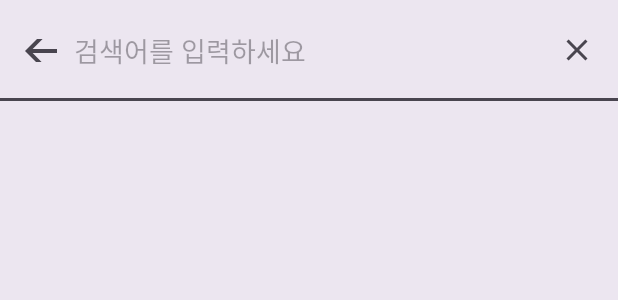
After one commit to jieonHa/Playoke, an Android app: the layout fragment_search.xml on its own in the app's theme, with its tools: preview values and no code run, on a phone screen of 412 x 824 dp. The commit adds this screen. Shown: the top 300 px of the screen. Run offline under Robolectric (Android 15) with nearby library versions, the light colour scheme and no system bars.

Commit message:
#26 [FIX] 메인 화면의 seekbar과 음악 연결 & SearchFragment 생성

```diff
--- /dev/null
+++ b/app/src/main/res/drawable/baseline_close_24.xml
@@ -0,0 +1,5 @@
+<vector xmlns:android="http://schemas.android.com/apk/res/android" android:height="24dp" android:tint="#000000" android:viewportHeight="24" android:viewportWidth="24" android:width="24dp">
+
+    <path android:fillColor="@android:color/white" android:pathData="M19,6.41L17.59,5 12,10.59 6.41,5 5,6.41 10.59,12 5,17.59 6.41,19 12,13.41 17.59,19 19,17.59 13.41,12z"/>
+
+</vector>
--- /dev/null
+++ b/app/src/main/res/drawable/style_border_bottom.xml
@@ -0,0 +1,20 @@
+<?xml version="1.0" encoding="utf-8"?>
+<layer-list xmlns:android="http://schemas.android.com/apk/res/android" >
+    <item>
+        <shape
+            android:shape="rectangle">
+            <stroke android:width="1dp" android:color="#49454f" />
+            <solid android:color="#49454f" />
+
+        </shape>
+    </item>
+
+    <item android:bottom="2dp">
+        <shape
+            android:shape="rectangle">
+            <stroke android:width="1dp" android:color="#ece6f0" />
+            <solid android:color="#ece6f0" />
+        </shape>
+    </item>
+
+</layer-list>
--- a/app/src/main/res/layout/activity_main.xml
+++ b/app/src/main/res/layout/activity_main.xml
@@ -138,7 +138,7 @@
     <LinearLayout
         android:layout_width="match_parent"
         android:layout_height="match_parent">
-        <!-- 네비게이션 뷰 -->
+        <!--네비게이션 뷰 -->
         <com.google.android.material.navigation.NavigationView
             android:id="@+id/nav_view"
             android:layout_width="wrap_content"
--- /dev/null
+++ b/app/src/main/res/layout/fragment_search.xml
@@ -0,0 +1,45 @@
+<?xml version="1.0" encoding="utf-8"?>
+<LinearLayout xmlns:android="http://schemas.android.com/apk/res/android"
+    xmlns:tools="http://schemas.android.com/tools"
+    xmlns:app="http://schemas.android.com/apk/res-auto"
+    android:layout_width="match_parent"
+    android:layout_height="match_parent"
+    android:background="#ece6f0"
+    android:orientation="vertical"
+    tools:context=".SearchFragment">
+    <LinearLayout
+        android:layout_width="match_parent"
+        android:layout_height="wrap_content"
+        android:paddingTop="20dp"
+        android:paddingBottom="20dp"
+        android:paddingLeft="15dp"
+        android:paddingRight="15dp"
+        android:orientation="horizontal"
+        android:background="@drawable/style_border_bottom"
+        android:gravity="center_vertical">
+        <ImageButton
+            android:layout_width="24dp"
+            android:layout_height="15dp"
+            android:layout_marginRight="10dp"
+            android:src="@drawable/baseline_arrow_back_24"
+            android:background="@null"
+            app:tint="#49454f"/>
+        <EditText
+            android:layout_width="0dp"
+            android:layout_weight="1"
+            android:layout_height="wrap_content"
+            android:background="@null"
+            android:hint="검색어를 입력하세요"/>
+        <ImageButton
+            android:layout_width="wrap_content"
+            android:layout_height="wrap_content"
+            android:src="@drawable/baseline_close_24"
+            android:background="@null"
+            app:tint="#49454f"/>
+    </LinearLayout>
+    <LinearLayout
+        android:layout_width="match_parent"
+        android:layout_height="match_parent">
+
+    </LinearLayout>
+</LinearLayout>
```
Also changed, not shown: app/src/main/java/com/example/playoke/MainActivity.kt (+42 -0 lines), app/src/main/java/com/example/playoke/SearchFragment.kt (added, +35 -0 lines).
